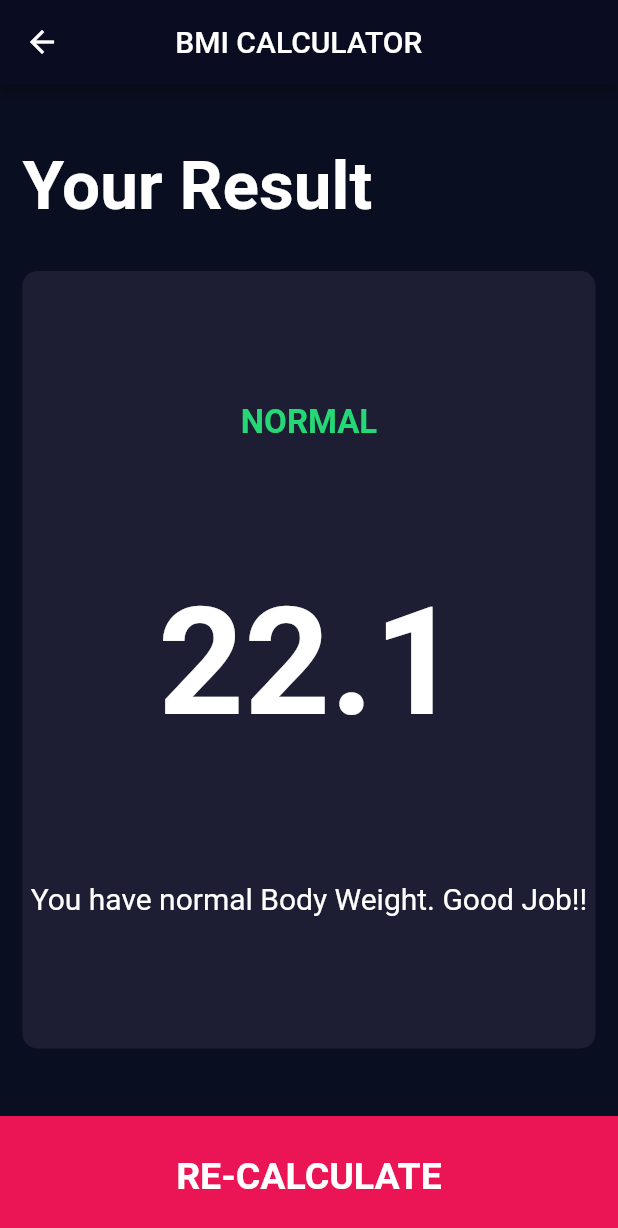
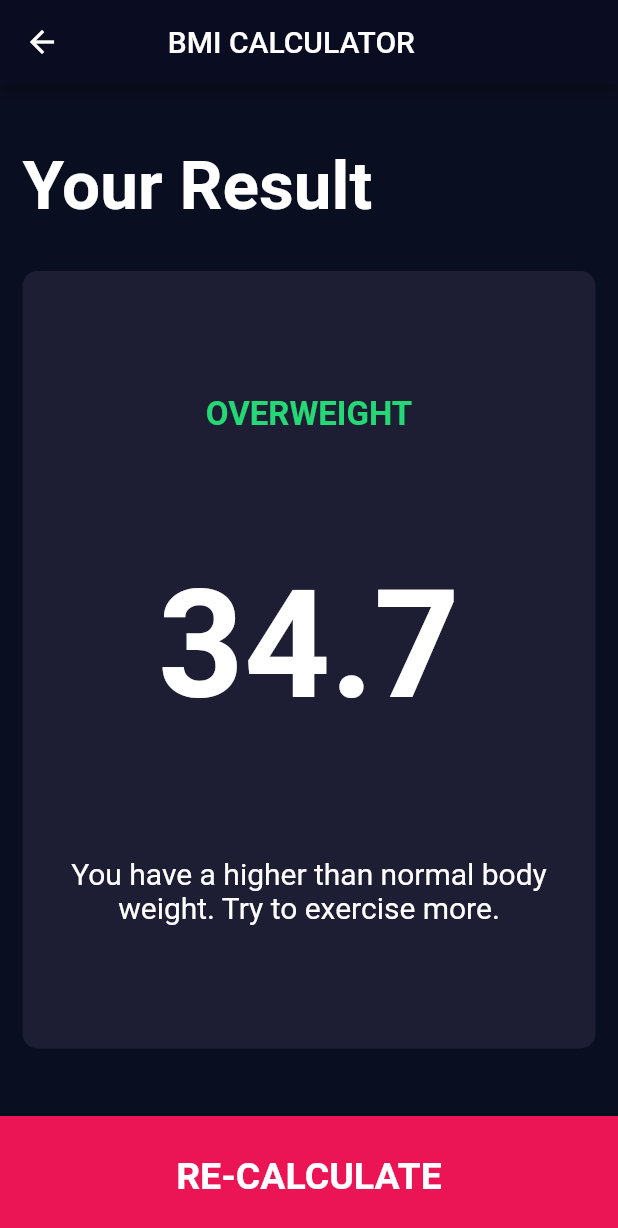
Before and after one commit to sahunitin023/bmi-calculator, a Flutter app: the screen it shows after launch, after a tap on "CALCULATE", on a phone screen of 412 x 824 dp. Shown: the top 1228 px of the screen. Run offline on Flutter 3.47's test engine with Material 2 defaults, Android fonts, the phone set to English and light mode, and no system bars; our stand-ins replace font_awesome_flutter.

Commit message:
Added the Calculator's Functionality

```diff
--- a/lib/bottom_button.dart
+++ b/lib/bottom_button.dart
@@ -1,6 +1,7 @@
 // ignore_for_file: use_key_in_widget_constructors
 
 import 'package:flutter/material.dart';
+import 'constants.dart';
 
 class BottomButton extends StatelessWidget {
   const BottomButton({required this.onPress, required this.buttonTitle});
@@ -8,7 +9,11 @@ class BottomButton extends StatelessWidget {
   final Function()? onPress;
   @override
   Widget build(BuildContext context) {
-    return GestureDetector(
+    return Container(
+      margin: const EdgeInsets.only(top: 30.0),
+      color: kBottomBoxColor,
+      height: kBottomBoxHeight,
+      child: GestureDetector(
         onTap: onPress,
         child: Center(
           child: Text(
@@ -20,6 +25,7 @@ class BottomButton extends StatelessWidget {
             ),
           ),
         ),
+      ),
     );
   }
 }
--- /dev/null
+++ b/lib/calculator_brain.dart
@@ -0,0 +1,34 @@
+import 'dart:math';
+
+class CalculatorBrain {
+  CalculatorBrain({required this.height, required this.weight});
+
+  final int height;
+  final int weight;
+  late double _bmi;
+
+  String calculateBMI() {
+    _bmi = weight / pow(height / 100, 2);
+    return _bmi.toStringAsFixed(1);
+  }
+
+  String getResult() {
+    if (_bmi >= 25) {
+      return 'OVERWEIGHT';
+    } else if (_bmi >= 18.5) {
+      return 'NORMAL';
+    } else {
+      return 'UNDERWEIGHT';
+    }
+  }
+
+  String getInterpretation() {
+    if (_bmi >= 25) {
+      return 'You have a higher than normal body weight. Try to exercise more.';
+    } else if (_bmi >= 18.5) {
+      return 'You have a normal body weight. Good Job!!';
+    } else {
+      return 'You have lower than normal body weight. You can eat a bit more. ';
+    }
+  }
+}
--- a/lib/input_page.dart
+++ b/lib/input_page.dart
@@ -1,5 +1,6 @@
 // ignore_for_file: library_private_types_in_public_api, use_key_in_widget_constructors
 
+import 'package:bmi_calculator/result_page.dart';
 import 'package:flutter/material.dart';
 import 'package:font_awesome_flutter/font_awesome_flutter.dart';
 import 'icon_content.dart';
@@ -7,6 +8,7 @@ import 'reusable_card.dart';
 import 'constants.dart';
 import 'round_icon_button.dart';
 import 'bottom_button.dart';
+import 'calculator_brain.dart';
 
 class InputPage extends StatefulWidget {
   const InputPage({Key? key}) : super(key: key);
@@ -22,7 +24,7 @@ enum Gender {
 
 class _InputPageState extends State<InputPage> {
   Gender? selectedGender;
-  int weight = 50;
+  int userWeight = 50;
   int age = 18;
   @override
   Widget build(BuildContext context) {
@@ -33,6 +35,7 @@ class _InputPageState extends State<InputPage> {
         ),
       ),
       body: Column(
+        crossAxisAlignment: CrossAxisAlignment.stretch,
         children: [
           Expanded(
             child: Row(
@@ -139,7 +142,7 @@ class _InputPageState extends State<InputPage> {
                           style: kLabelTextStyle,
                         ),
                         Text(
-                          weight.toString(),
+                          userWeight.toString(),
                           style: kNumberTextStyle,
                         ),
                         Row(
@@ -149,7 +152,7 @@ class _InputPageState extends State<InputPage> {
                               icon: FontAwesomeIcons.minus,
                               onPress: (() {
                                 setState(() {
-                                  weight--;
+                                  userWeight--;
                                 });
                               }),
                             ),
@@ -158,7 +161,7 @@ class _InputPageState extends State<InputPage> {
                               icon: FontAwesomeIcons.plus,
                               onPress: (() {
                                 setState(() {
-                                  weight++;
+                                  userWeight++;
                                 });
                               }),
                             ),
@@ -211,20 +214,22 @@ class _InputPageState extends State<InputPage> {
               ],
             ),
           ),
-          Container(
-            margin: const EdgeInsets.only(top: 10.0),
-            color: kBottomBoxColor,
-            width: double.infinity,
-            height: kBottomBoxHeight,
-            child: BottomButton(
-              buttonTitle: 'CALCULATE',
-              onPress: () {
-                Navigator.pushNamed(
-                  context,
-                  '/result',
-                );
-              },
-            ),
+          BottomButton(
+            buttonTitle: 'CALCULATE',
+            onPress: () {
+              CalculatorBrain calc =
+                  CalculatorBrain(height: userHeight, weight: userWeight);
+              Navigator.push(
+                context,
+                MaterialPageRoute(
+                  builder: (context) => ResultPage(
+                    bmiResult: calc.calculateBMI(),
+                    resultText: calc.getResult(),
+                    interpretation: calc.getInterpretation(),
+                  ),
+                ),
+              );
+            },
           )
         ],
       ),
--- a/lib/main.dart
+++ b/lib/main.dart
@@ -1,7 +1,6 @@
 import 'package:flutter/material.dart';
 import 'input_page.dart';
 import 'themes.dart';
-import 'result_page.dart';
 
 void main() => runApp(const BMICalculator());
 
@@ -12,11 +11,7 @@ class BMICalculator extends StatelessWidget {
   Widget build(BuildContext context) {
     return MaterialApp(
       theme: customTheme(),
-      initialRoute: '/input',
-      routes: {
-        '/input': (context) => const InputPage(),
-        '/result': (context) => const ResultPage(),
-      },
+      home: const InputPage(),
     );
   }
 }
--- a/lib/result_page.dart
+++ b/lib/result_page.dart
@@ -1,21 +1,23 @@
+// ignore_for_file: use_key_in_widget_constructors
+
 import 'package:bmi_calculator/reusable_card.dart';
 import 'package:flutter/material.dart';
 import 'constants.dart';
 import 'bottom_button.dart';
 
-class ResultPage extends StatefulWidget {
-  const ResultPage({Key? key}) : super(key: key);
-
-  @override
-  State<ResultPage> createState() => _ResultPageState();
-}
-
-class _ResultPageState extends State<ResultPage> {
+class ResultPage extends StatelessWidget {
+  const ResultPage(
+      {required this.bmiResult,
+      required this.resultText,
+      required this.interpretation});
+  final String bmiResult;
+  final String resultText;
+  final String interpretation;
   @override
   Widget build(BuildContext context) {
     return Scaffold(
       appBar: AppBar(
-        title: const Text('         BMI CALCULATOR'),
+        title: const Text('        BMI CALCULATOR'),
       ),
       body: Column(
         mainAxisAlignment: MainAxisAlignment.spaceEvenly,
@@ -42,22 +44,22 @@ class _ResultPageState extends State<ResultPage> {
               cardChild: Column(
                 mainAxisAlignment: MainAxisAlignment.spaceEvenly,
                 crossAxisAlignment: CrossAxisAlignment.center,
-                children: const [
+                children: [
                   Text(
-                    'NORMAL',
+                    resultText,
                     style: kResultTextStyle,
                   ),
                   Text(
-                    '22.1',
-                    style: TextStyle(
+                    bmiResult,
+                    style: const TextStyle(
                       fontSize: 100.0,
                       fontWeight: FontWeight.bold,
                     ),
                   ),
                   Text(
-                    'You have normal Body Weight. Good Job!!',
+                    interpretation,
                     textAlign: TextAlign.center,
-                    style: TextStyle(
+                    style: const TextStyle(
                       color: Colors.white,
                       fontSize: 20.0,
                     ),
@@ -66,16 +68,11 @@ class _ResultPageState extends State<ResultPage> {
               ),
             ),
           ),
-          Container(
-            margin: const EdgeInsets.only(top: 30.0),
-            color: kBottomBoxColor,
-            height: kBottomBoxHeight,
-            child: BottomButton(
-              onPress: () {
-                Navigator.pop(context);
-              },
-              buttonTitle: 'RE-CALCULATE',
-            ),
+          BottomButton(
+            onPress: () {
+              Navigator.pop(context);
+            },
+            buttonTitle: 'RE-CALCULATE',
           )
         ],
       ),
```
Lines whose indentation alone changed are shown as unchanged.
